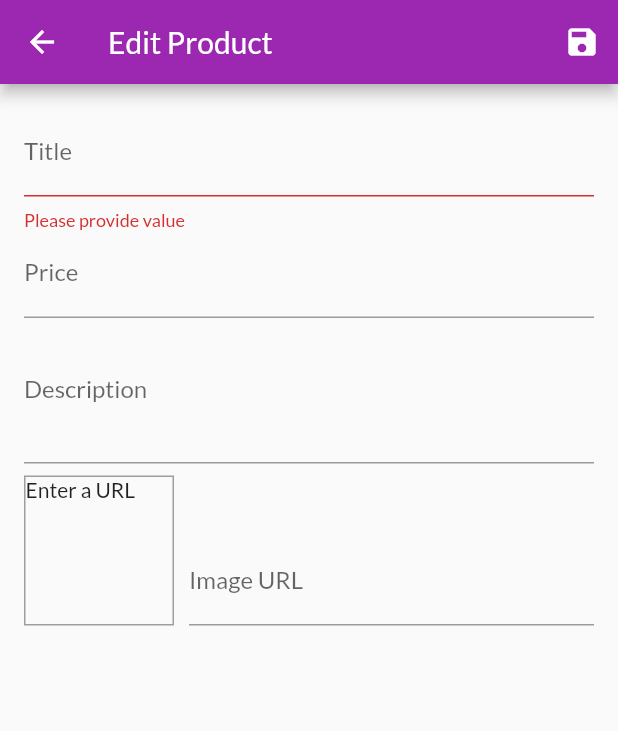
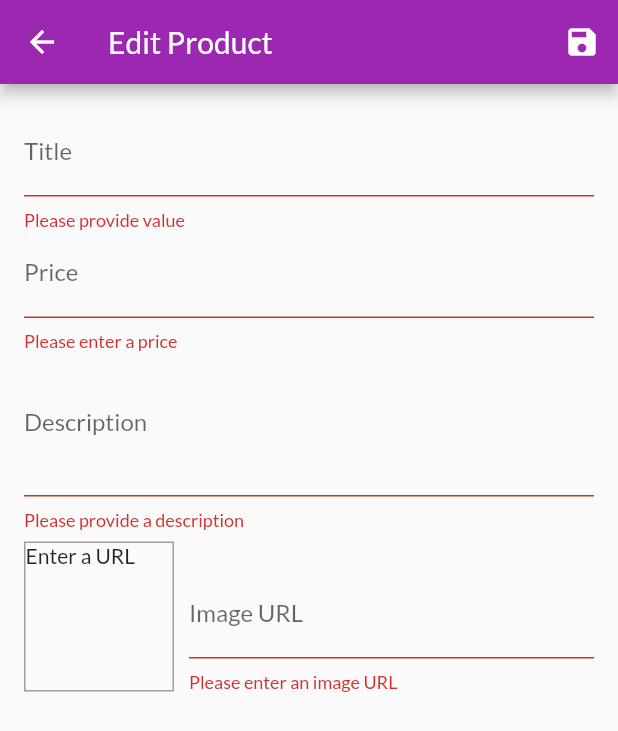
Before and after one commit to ranggarifqi/flutter-shop-app, a Flutter app: the EditProductScreen screen opened by its route, after a tap on the "save" icon, on a phone screen of 412 x 824 dp. Shown: the top 731 px of the screen. Run offline on Flutter 3.47's test engine with Material 2 defaults, Android fonts, the phone set to English and light mode, and no system bars; network calls fail.

Commit message:
Add Product

```diff
--- a/lib/providers/products.dart
+++ b/lib/providers/products.dart
@@ -47,8 +47,16 @@ class Products with ChangeNotifier {
     return _items.where((val) => val.isFavorite).toList();
   }
 
-  void addProduct() {
-    // _items.add();
+  void addProduct(Product product) {
+    final newProduct = Product(
+      id: DateTime.now().toString(),
+      title: product.title,
+      description: product.description,
+      price: product.price,
+      imageUrl: product.imageUrl,
+    );
+
+    _items.add(newProduct);
     notifyListeners();
   }
 
--- a/lib/screens/edit_product_screen.dart
+++ b/lib/screens/edit_product_screen.dart
@@ -1,5 +1,7 @@
 import 'package:flutter/material.dart';
 import 'package:flutter_complete_guide/providers/product.dart';
+import 'package:flutter_complete_guide/providers/products.dart';
+import 'package:provider/provider.dart';
 
 class EditProductScreen extends StatefulWidget {
   static String routeName = '/edit-product-screen';
@@ -24,6 +26,15 @@ class _EditProductScreenState extends State<EditProductScreen> {
 
   void _updateImageURL() {
     if (!_imageUrlFocusNode.hasFocus) {
+      if (_imageUrlController.text.isEmpty) {
+        return;
+      }
+      if (!_imageUrlController.text.startsWith('http') || !_imageUrlController.text.startsWith('https')) {
+        return;
+      }
+      if (!_imageUrlController.text.endsWith('.png') && !_imageUrlController.text.endsWith('.jpg') && !_imageUrlController.text.endsWith('.jpeg')) {
+        return;
+      }
       setState(() {});
     }
   }
@@ -34,16 +45,13 @@ class _EditProductScreenState extends State<EditProductScreen> {
     }
 
     _form.currentState.save();
-    print(_editedProduct.title);
-    print(_editedProduct.price);
-    print(_editedProduct.description);
-    print(_editedProduct.imageUrl);
+    Provider.of<Products>(context).addProduct(_editedProduct);
+    Navigator.pop(context);
   }
 
   @override
   void initState() {
     super.initState();
-
     _imageUrlFocusNode.addListener(_updateImageURL);
   }
 
@@ -120,6 +128,18 @@ class _EditProductScreenState extends State<EditProductScreen> {
                       id: null,
                     );
                   },
+                  validator: (value) {
+                    if (value.isEmpty) {
+                      return 'Please enter a price';
+                    }
+                    if (double.tryParse(value) == null) {
+                      return 'Please enter a valid number';
+                    }
+                    if (double.parse(value) <= 0) {
+                      return 'Please enter number greater than 0';
+                    }
+                    return null;
+                  }
                 ),
                 TextFormField(
                   decoration: InputDecoration(
@@ -137,6 +157,15 @@ class _EditProductScreenState extends State<EditProductScreen> {
                       id: null,
                     );
                   },
+                  validator: (value) {
+                    if (value.isEmpty) {
+                      return 'Please provide a description';
+                    }
+                    if (value.length < 10) {
+                      return 'Should be at least 10 character long';
+                    }
+                    return null;
+                  }
                 ),
                 Row(
                   crossAxisAlignment: CrossAxisAlignment.end,
@@ -174,6 +203,18 @@ class _EditProductScreenState extends State<EditProductScreen> {
                             id: null,
                           );
                         },
+                        validator: (value) {
+                          if (value.isEmpty) {
+                            return 'Please enter an image URL';
+                          }
+                          if (!value.startsWith('http') || !value.startsWith('https')) {
+                            return 'Please enter a valid URL';
+                          }
+                          if (!value.endsWith('.png') && !value.endsWith('.jpg') && !value.endsWith('.jpeg')) {
+                            return 'Please enter a valid image url';
+                          }
+                          return null;
+                        }
                       ),
                     ),
                   ],
```
